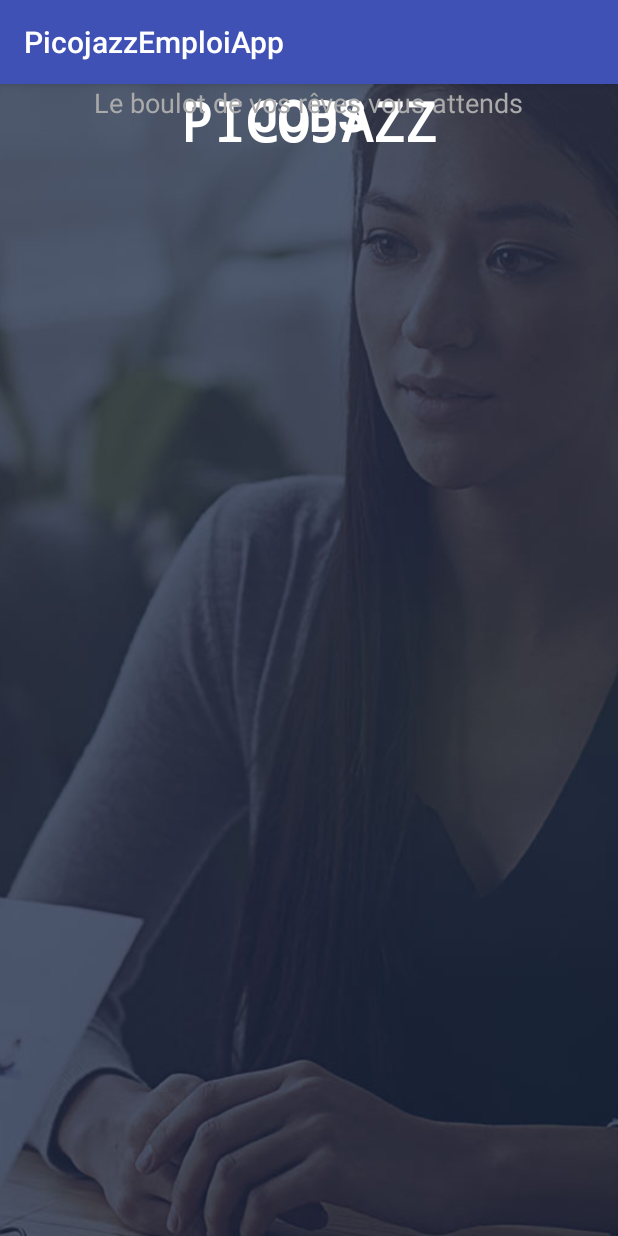
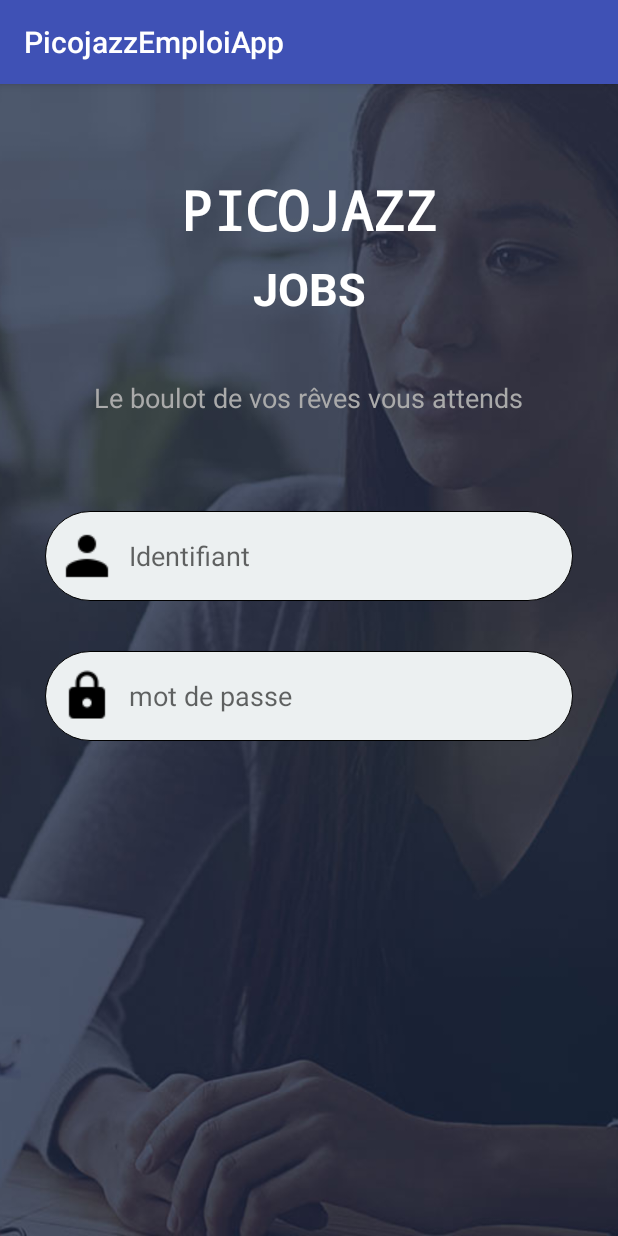
Before and after one commit to picojazz/PicojazzJobsAndriodApp, an Android app: the screen it shows after launch (ConnexionActivity), on a phone screen of 412 x 824 dp. Run offline under Robolectric (Android 15) with nearby library versions, the phone set to English and light mode, and no system bars.

Commit message:
design connexion activity without button

```diff
--- a/app/src/main/res/drawable/field.xml
+++ b/app/src/main/res/drawable/field.xml
@@ -2,7 +2,10 @@
 <selector xmlns:android="http://schemas.android.com/apk/res/android">
 <item >
     <shape>
-        <solid android:color=""
+        <solid android:color="#ecf0f1"/>
+        <stroke android:width="0.1dp"
+            />
+        <corners android:radius="40dp" />
     </shape>
 </item>
 </selector>
--- a/app/src/main/res/layout/activity_connexion.xml
+++ b/app/src/main/res/layout/activity_connexion.xml
@@ -22,7 +22,12 @@
         app:layout_constraintTop_toTopOf="parent"
         android:layout_marginTop="8dp"
         app:layout_constraintBottom_toBottomOf="parent"
-        android:layout_marginBottom="8dp" />
+        android:layout_marginBottom="8dp"
+        android:layout_marginStart="8dp"
+        android:layout_marginEnd="8dp" />
+
+
+
 
     <TextView
         android:id="@+id/textView"
@@ -36,7 +41,8 @@
         android:textStyle="bold"
         app:layout_constraintLeft_toLeftOf="parent"
         app:layout_constraintRight_toRightOf="parent"
-        tools:layout_editor_absoluteY="73dp" />
+        app:layout_constraintTop_toTopOf="@+id/imageView"
+        android:layout_marginTop="59dp" />
 
     <TextView
         android:id="@+id/textView2"
@@ -47,10 +53,11 @@
         android:textColor="@android:color/background_light"
         android:textSize="30sp"
         android:textStyle="bold"
-        tools:layout_editor_absoluteY="116dp"
         app:layout_constraintLeft_toLeftOf="parent"
         app:layout_constraintRight_toRightOf="parent"
-        app:layout_constraintHorizontal_bias="0.501" />
+        app:layout_constraintHorizontal_bias="0.501"
+        android:layout_marginTop="8dp"
+        app:layout_constraintTop_toBottomOf="@+id/textView" />
 
     <TextView
         android:id="@+id/textView3"
@@ -61,5 +68,45 @@
         android:textSize="18sp"
         app:layout_constraintLeft_toLeftOf="parent"
         app:layout_constraintRight_toRightOf="parent"
-        tools:layout_editor_absoluteY="182dp" />
+        android:layout_marginTop="40dp"
+        app:layout_constraintTop_toBottomOf="@+id/textView2" />
+
+    <AutoCompleteTextView
+        android:id="@+id/autoCompleteTextView"
+        android:layout_width="0dp"
+        android:layout_height="60dp"
+        android:layout_marginEnd="30dp"
+        android:layout_marginLeft="30dp"
+        android:layout_marginRight="30dp"
+        android:layout_marginStart="30dp"
+        android:background="@drawable/field"
+        android:hint="Identifiant"
+        app:layout_constraintLeft_toLeftOf="parent"
+        app:layout_constraintRight_toRightOf="parent"
+        android:drawableLeft="@drawable/user_image"
+        android:drawablePadding="10dp"
+        android:paddingStart="10dp"
+        android:layout_marginTop="63dp"
+        app:layout_constraintTop_toBottomOf="@+id/textView3"
+        app:layout_constraintHorizontal_bias="0.0" />
+
+    <AutoCompleteTextView
+        android:id="@+id/autoCompleteTextView2"
+        android:layout_width="0dp"
+        android:layout_height="60dp"
+        android:layout_marginEnd="30dp"
+        android:layout_marginLeft="30dp"
+        android:layout_marginRight="30dp"
+        android:layout_marginStart="30dp"
+        android:background="@drawable/field"
+        android:drawableLeft="@drawable/password"
+        android:drawablePadding="10dp"
+        android:hint="mot de passe"
+        android:paddingStart="10dp"
+        app:layout_constraintHorizontal_bias="0.0"
+        app:layout_constraintLeft_toLeftOf="parent"
+        app:layout_constraintRight_toRightOf="parent"
+        android:layout_marginTop="33dp"
+        app:layout_constraintTop_toBottomOf="@+id/autoCompleteTextView" />
+
 </android.support.constraint.ConstraintLayout>
```
Also changed, not shown: app/src/main/res/drawable/password.png (added), app/src/main/res/drawable/user_image.png (added), app/src/main/res/mipmap-hdpi/user_image.png (added), app/src/main/res/mipmap-mdpi/user_image.png (added), app/src/main/res/mipmap-xhdpi/user_image.png (added), app/src/main/res/mipmap-xxhdpi/user_image.png (added), app/src/main/res/mipmap-xxxhdpi/user_image.png (added), app/src/main/user_image-web.png (added).
